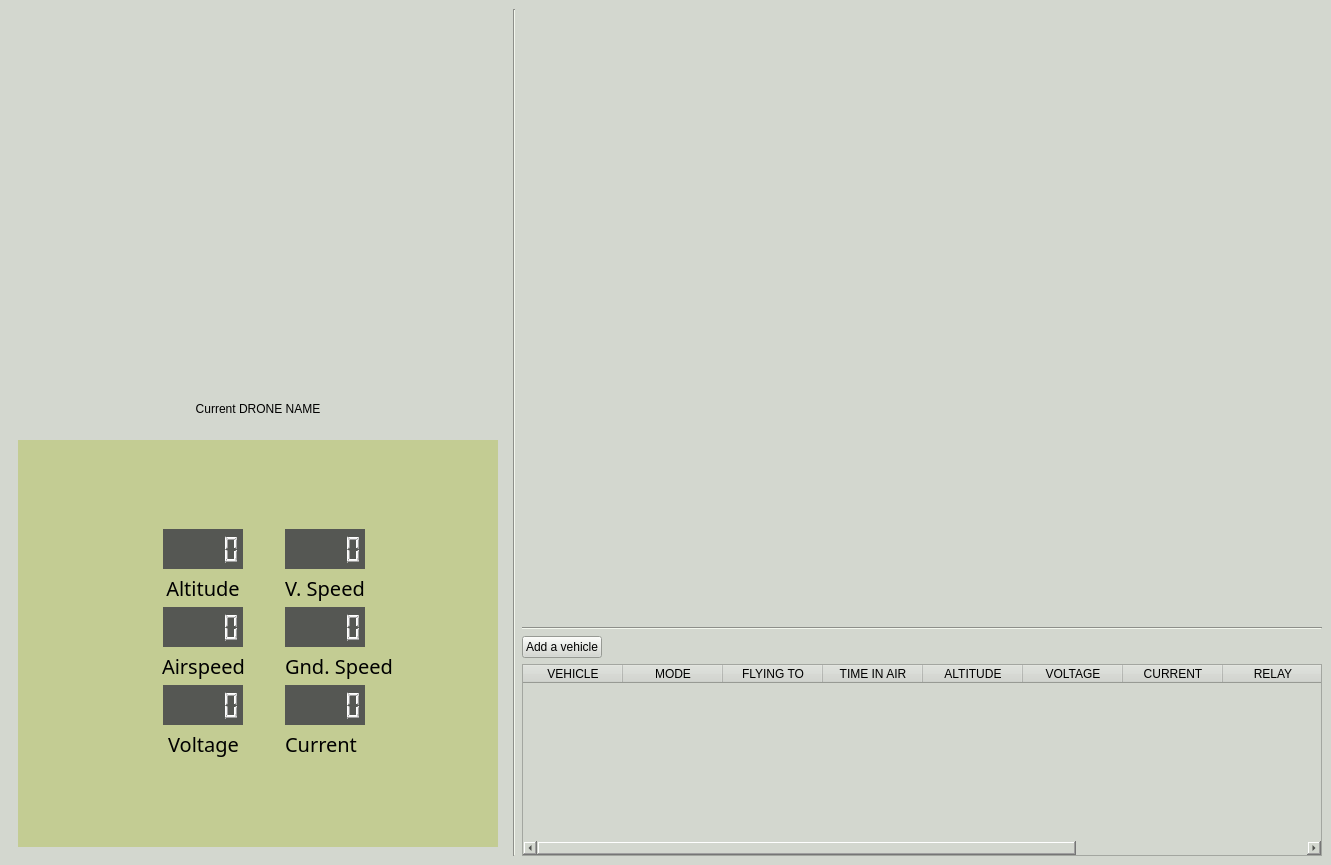
Qt form src/main/python/gust/gui/ui/gustClient_2.ui (drjdlarson/gust) before a commit.
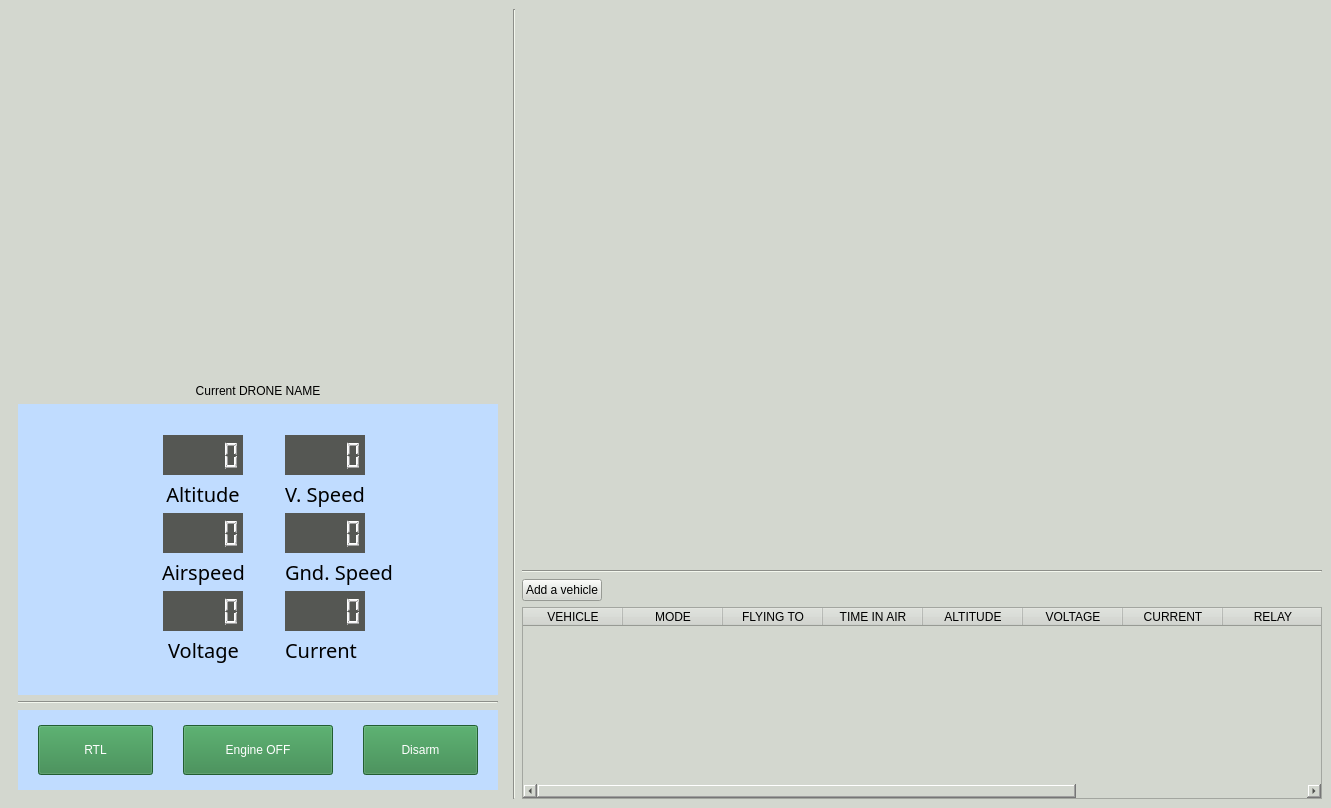
The same form after that commit. Custom widgets are drawn as their Qt base class.

Commit message: added attitude indicator and emergency buttons

```diff
--- a/src/main/python/gust/gui/ui/gustClient_2.ui
+++ b/src/main/python/gust/gui/ui/gustClient_2.ui
@@ -7,7 +7,7 @@
     <x>0</x>
     <y>0</y>
     <width>1285</width>
-    <height>865</height>
+    <height>808</height>
    </rect>
   </property>
   <property name="sizePolicy">
@@ -55,7 +55,7 @@
    <property name="autoFillBackground">
     <bool>false</bool>
    </property>
-   <layout class="QHBoxLayout" name="horizontalLayout_2" stretch="0,0,0">
+   <layout class="QHBoxLayout" name="horizontalLayout_2" stretch="0,1,0">
     <item>
      <widget class="QWidget" name="verticalWidget" native="true">
       <property name="maximumSize">
@@ -64,7 +64,10 @@
         <height>16777215</height>
        </size>
       </property>
-      <layout class="QVBoxLayout" name="verticalLayout">
+      <layout class="QVBoxLayout" name="verticalLayout" stretch="0,0,1,0,0">
+       <property name="spacing">
+        <number>6</number>
+       </property>
        <property name="sizeConstraint">
         <enum>QLayout::SetMaximumSize</enum>
        </property>
@@ -120,7 +123,7 @@
           </size>
          </property>
          <property name="styleSheet">
-          <string notr="true">background-color: rgb(195, 204, 147);</string>
+          <string notr="true">background-color: rgb(192, 220, 255);</string>
          </property>
          <layout class="QFormLayout" name="formLayout_info">
           <property name="sizeConstraint">
@@ -570,6 +573,94 @@
          </layout>
         </widget>
        </item>
+       <item>
+        <widget class="Line" name="line_3">
+         <property name="orientation">
+          <enum>Qt::Horizontal</enum>
+         </property>
+        </widget>
+       </item>
+       <item>
+        <widget class="QWidget" name="horizontalWidget" native="true">
+         <property name="minimumSize">
+          <size>
+           <width>0</width>
+           <height>80</height>
+          </size>
+         </property>
+         <property name="layoutDirection">
+          <enum>Qt::LeftToRight</enum>
+         </property>
+         <property name="styleSheet">
+          <string notr="true">background-color: rgb(192, 220, 255);</string>
+         </property>
+         <layout class="QHBoxLayout" name="horizontalLayout_4">
+          <property name="spacing">
+           <number>30</number>
+          </property>
+          <property name="leftMargin">
+           <number>20</number>
+          </property>
+          <property name="rightMargin">
+           <number>20</number>
+          </property>
+          <item>
+           <widget class="QPushButton" name="pushButton_RTL">
+            <property name="minimumSize">
+             <size>
+              <width>90</width>
+              <height>50</height>
+             </size>
+            </property>
+            <property name="styleSheet">
+             <string notr="true">background-color: rgb(48,132,70);
+color: rgb(255, 255, 255);
+font: 75 20pt &quot;Padauk Book [PYRS]&quot;;</string>
+            </property>
+            <property name="text">
+             <string>RTL</string>
+            </property>
+           </widget>
+          </item>
+          <item>
+           <widget class="QPushButton" name="pushButton_disarm">
+            <property name="minimumSize">
+             <size>
+              <width>150</width>
+              <height>50</height>
+             </size>
+            </property>
+            <property name="styleSheet">
+             <string notr="true">background-color: rgb(48,132,70);
+color: rgb(255, 255, 255);
+font: 75 20pt &quot;Padauk Book [PYRS]&quot;;</string>
+            </property>
+            <property name="text">
+             <string>Engine OFF</string>
+            </property>
+           </widget>
+          </item>
+          <item>
+           <widget class="QPushButton" name="pushButton_engineSw">
+            <property name="minimumSize">
+             <size>
+              <width>90</width>
+              <height>50</height>
+             </size>
+            </property>
+            <property name="styleSheet">
+             <string notr="true">background-color: rgb(48,132,70);
+color: rgb(255, 255, 255);
+font: 75 20pt &quot;Padauk Book [PYRS]&quot;;</string>
+            </property>
+            <property name="text">
+             <string>Disarm</string>
+            </property>
+           </widget>
+          </item>
+         </layout>
+        </widget>
+       </item>
       </layout>
      </widget>
     </item>
```
Left out of the diff: 10 changed lines with no effect on the pictures. The commit also changes 5 other files.
